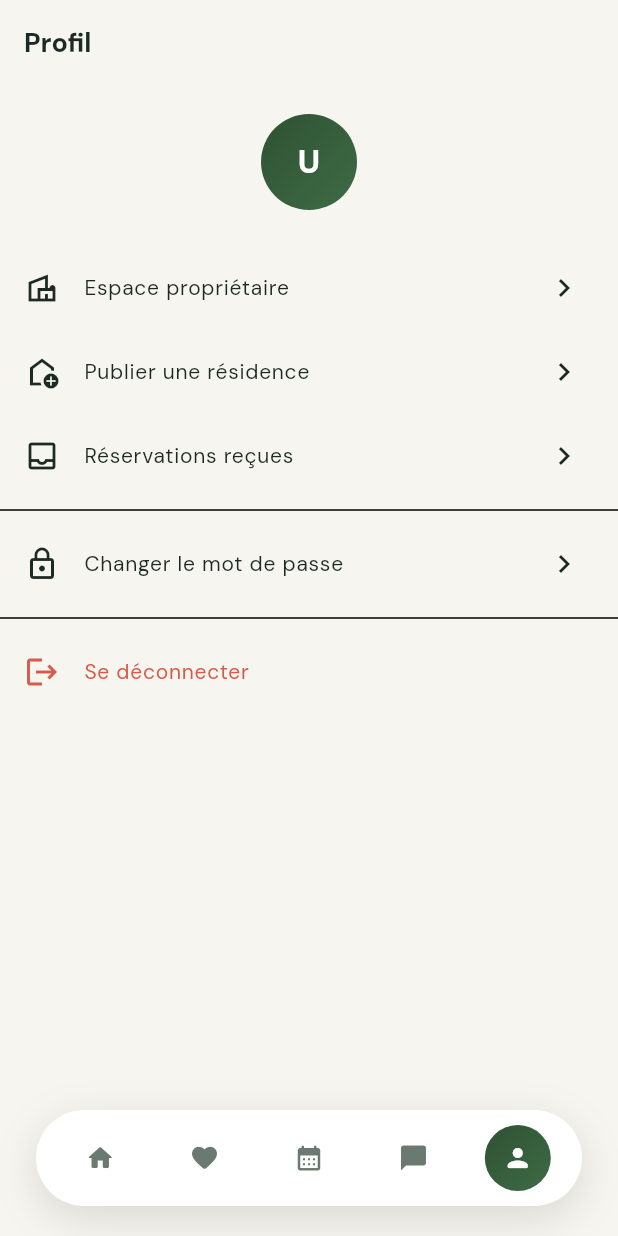
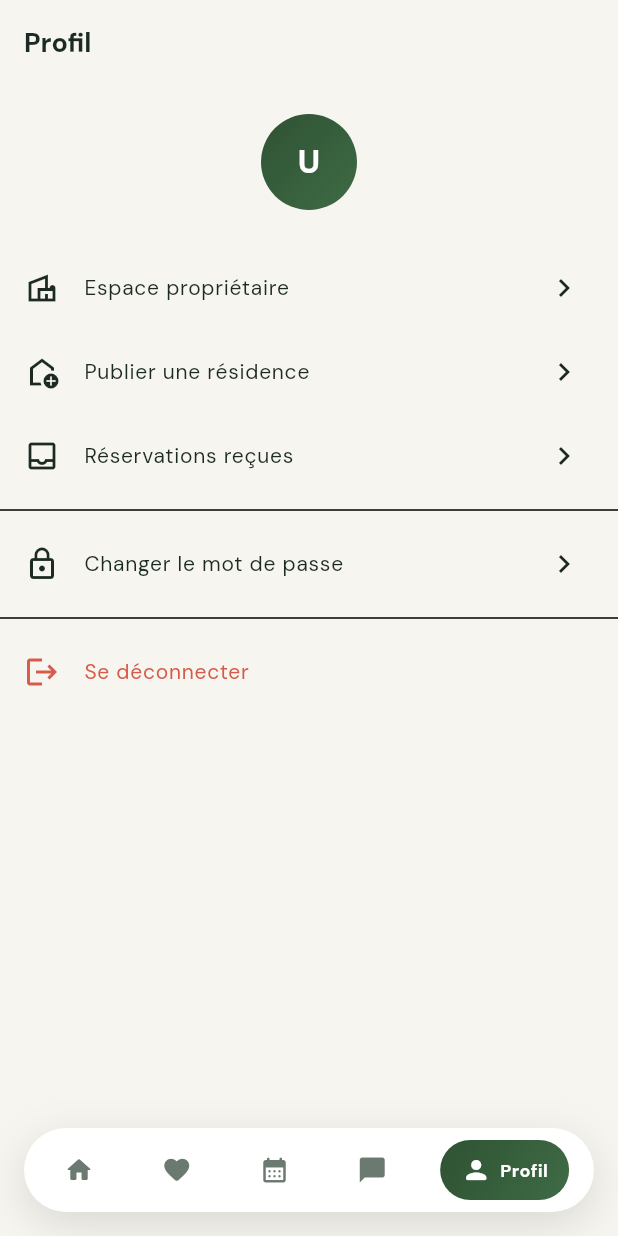
Before and after one commit to GARO21225/REZI, a Flutter app: the MainShell screen opened directly, item 5 of the bottom bar chosen, on a phone screen of 412 x 824 dp. Run offline on Flutter 3.47's test engine with Material 3 defaults, Android fonts, the phone set to English and light mode, and no system bars; our stand-ins replace cached_network_image, flutter_map, flutter_secure_storage, google_fonts, image_picker, latlong2; accounts and stored records are empty; network calls fail.

Commit message:
design: labeled floating nav matching reference

```diff
--- a/flutter_app/lib/screens/main_shell.dart
+++ b/flutter_app/lib/screens/main_shell.dart
@@ -24,12 +24,12 @@ class _MainShellState extends State<MainShell> {
     ProfilScreen(),
   ];
 
-  static const _icons = [
-    Icons.home_rounded,
-    Icons.favorite_rounded,
-    Icons.calendar_month_rounded,
-    Icons.chat_bubble_rounded,
-    Icons.person_rounded,
+  static const _items = [
+    (Icons.home_rounded, 'Accueil'),
+    (Icons.favorite_rounded, 'Favoris'),
+    (Icons.calendar_month_rounded, 'Réservations'),
+    (Icons.chat_bubble_rounded, 'Messages'),
+    (Icons.person_rounded, 'Profil'),
   ];
 
   @override
@@ -39,12 +39,11 @@ class _MainShellState extends State<MainShell> {
       body: Stack(
         children: [
           IndexedStack(index: _index, children: _screens),
-          // ── Nav flottante en pilule, façon référence ──
+          // ── Nav flottante avec icônes + labels, façon référence ──
           Positioned(
-            left: 24, right: 24, bottom: 20,
+            left: 16, right: 16, bottom: 16,
             child: Container(
-              height: 64,
-              padding: const EdgeInsets.symmetric(horizontal: 8),
+              padding: const EdgeInsets.symmetric(horizontal: 4, vertical: 8),
               decoration: BoxDecoration(
                 color: Colors.white,
                 borderRadius: BorderRadius.circular(ReziTokens.radiusPill),
@@ -54,21 +53,36 @@ class _MainShellState extends State<MainShell> {
               ),
               child: Row(
                 mainAxisAlignment: MainAxisAlignment.spaceAround,
-                children: List.generate(_icons.length, (i) {
+                children: List.generate(_items.length, (i) {
                   final active = i == _index;
+                  final (icon, label) = _items[i];
                   return GestureDetector(
                     onTap: () => setState(() => _index = i),
+                    behavior: HitTestBehavior.opaque,
                     child: AnimatedContainer(
-                      duration: const Duration(milliseconds: 200),
-                      width: 44, height: 44,
+                      duration: const Duration(milliseconds: 220),
+                      curve: Curves.easeOut,
+                      padding: EdgeInsets.symmetric(horizontal: active ? 14 : 10, vertical: 10),
                       decoration: BoxDecoration(
                         gradient: active ? ReziTokens.primaryGradient : null,
-                        shape: BoxShape.circle,
+                        borderRadius: BorderRadius.circular(ReziTokens.radiusPill),
                       ),
-                      child: Icon(
-                        _icons[i],
-                        size: 20,
-                        color: active ? Colors.white : ReziTokens.textMuted,
+                      child: Row(
+                        mainAxisSize: MainAxisSize.min,
+                        children: [
+                          Icon(icon, size: 20, color: active ? Colors.white : ReziTokens.textMuted),
+                          AnimatedSize(
+                            duration: const Duration(milliseconds: 220),
+                            curve: Curves.easeOut,
+                            child: active
+                                ? Padding(
+                                    padding: const EdgeInsets.only(left: 6),
+                                    child: Text(label,
+                                        style: const TextStyle(color: Colors.white, fontSize: 12, fontWeight: FontWeight.w700)),
+                                  )
+                                : const SizedBox.shrink(),
+                          ),
+                        ],
                       ),
                     ),
                   );
```
